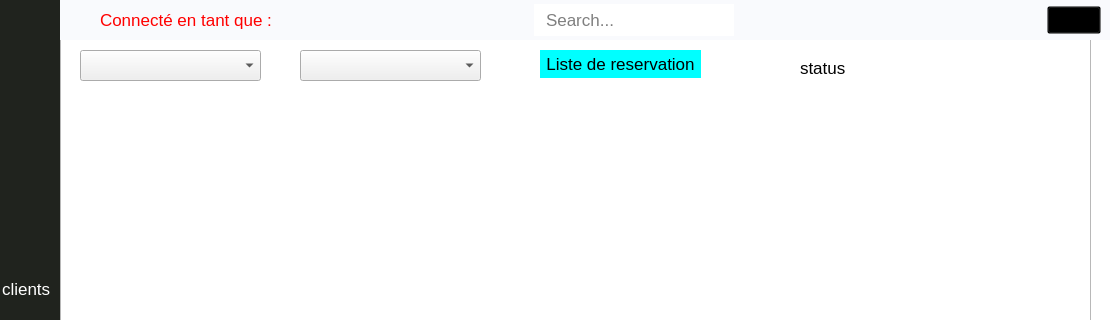
First picture: the form in main_ui.ui, repository walidhabbach/Car-Rental-Desktop-app, before the edit; both pictures show x 225 to 1335 and y 0 to 320 of the 1335 by 723 pixel window.
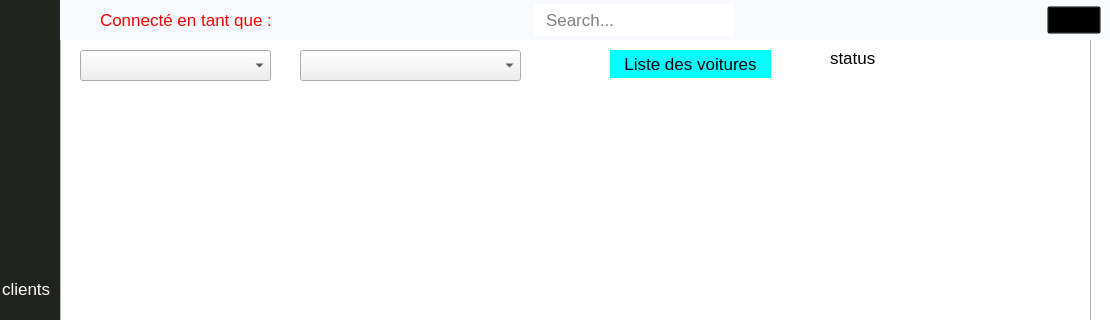
Second picture: the form after the edit. Icons and pictures are not drawn.

Diff of the .ui file:
```diff
--- a/main_ui.ui
+++ b/main_ui.ui
@@ -975,7 +975,7 @@
              <rect>
               <x>240</x>
               <y>20</y>
-              <width>181</width>
+              <width>221</width>
               <height>31</height>
              </rect>
             </property>
@@ -997,7 +997,7 @@
            <widget class="QPushButton" name="reservation_client_btn_2">
             <property name="geometry">
              <rect>
-              <x>480</x>
+              <x>550</x>
               <y>20</y>
               <width>161</width>
               <height>28</height>
@@ -1009,7 +1009,7 @@
 border: 0;</string>
             </property>
             <property name="text">
-             <string>Liste de reservation</string>
+             <string>Liste des voitures</string>
             </property>
            </widget>
            <widget class="QComboBox" name="comboAllBrand">
@@ -1017,7 +1017,7 @@
              <rect>
               <x>20</x>
               <y>20</y>
-              <width>181</width>
+              <width>191</width>
               <height>31</height>
              </rect>
             </property>
@@ -1025,8 +1025,8 @@
            <widget class="QLabel" name="loading">
             <property name="geometry">
              <rect>
-              <x>740</x>
-              <y>30</y>
+              <x>770</x>
+              <y>20</y>
               <width>151</width>
               <height>16</height>
              </rect>
```
Left out of the diff: 2 changed lines with no effect on the pictures.
